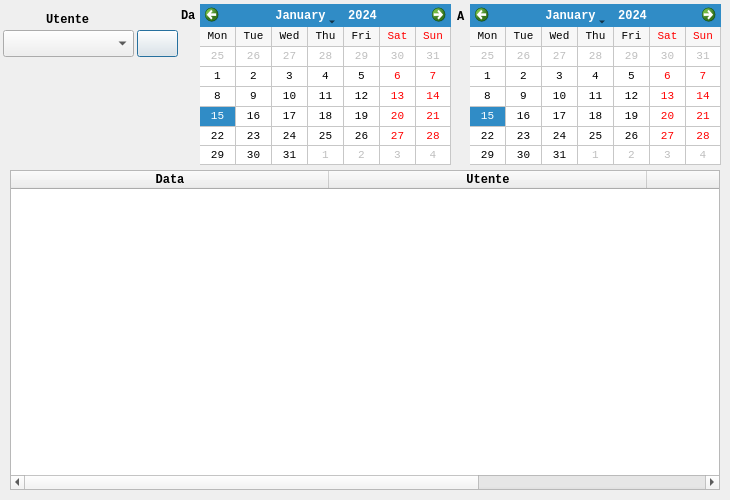
Qt form QtUI/dialogLogs.ui (emper0r/aron-conf) before a commit.
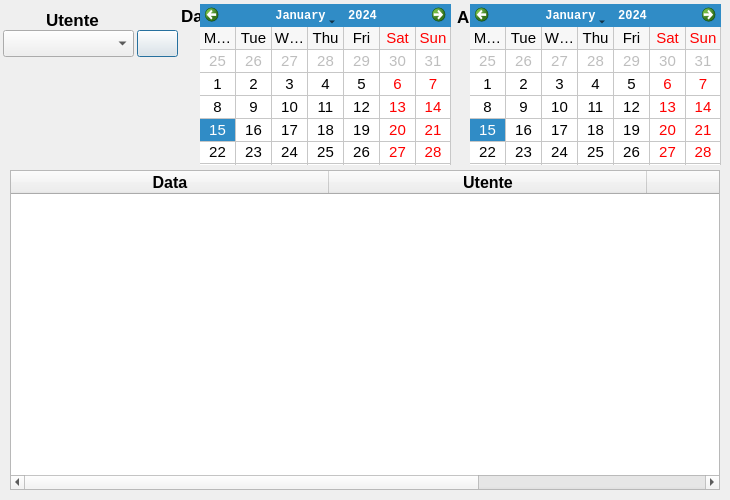
The same form after that commit.

Commit message:
* Change fonts at GUI
  + Change fonts to all window from monospace to helvetica, in this case can see better even on MacOSX
  + Delete/clean .idea files unnecessary for this project

Patch:
```diff
--- a/QtUI/dialogLogs.ui
+++ b/QtUI/dialogLogs.ui
@@ -85,6 +85,12 @@
      <height>420</height>
     </size>
    </property>
+   <property name="font">
+    <font>
+     <family>Helvetica</family>
+     <pointsize>13</pointsize>
+    </font>
+   </property>
    <property name="cursor" stdset="0">
     <cursorShape>PointingHandCursor</cursorShape>
    </property>
@@ -121,8 +127,8 @@
     </property>
     <property name="font">
      <font>
-      <family>Monospace</family>
-      <pointsize>9</pointsize>
+      <family>Helvetica</family>
+      <pointsize>12</pointsize>
       <weight>75</weight>
       <bold>true</bold>
      </font>
@@ -134,8 +140,8 @@
     </property>
     <property name="font">
      <font>
-      <family>Monospace</family>
-      <pointsize>9</pointsize>
+      <family>Helvetica</family>
+      <pointsize>12</pointsize>
       <weight>75</weight>
       <bold>true</bold>
      </font>
@@ -147,8 +153,8 @@
     </property>
     <property name="font">
      <font>
-      <family>Monospace</family>
-      <pointsize>9</pointsize>
+      <family>Helvetica</family>
+      <pointsize>12</pointsize>
       <weight>75</weight>
       <bold>true</bold>
      </font>
@@ -178,8 +184,8 @@
    </property>
    <property name="font">
     <font>
-     <family>Monospace</family>
-     <pointsize>9</pointsize>
+     <family>Helvetica</family>
+     <pointsize>13</pointsize>
      <weight>75</weight>
      <bold>true</bold>
     </font>
@@ -214,8 +220,8 @@
    </property>
    <property name="font">
     <font>
-     <family>Monospace</family>
-     <pointsize>9</pointsize>
+     <family>Helvetica</family>
+     <pointsize>13</pointsize>
      <weight>75</weight>
      <bold>true</bold>
     </font>
@@ -263,8 +269,8 @@
    </property>
    <property name="font">
     <font>
-     <family>Monospace</family>
-     <pointsize>9</pointsize>
+     <family>Helvetica</family>
+     <pointsize>13</pointsize>
      <weight>75</weight>
      <bold>true</bold>
     </font>
@@ -287,7 +293,8 @@
    </property>
    <property name="font">
     <font>
-     <pointsize>8</pointsize>
+     <family>Helvetica</family>
+     <pointsize>11</pointsize>
     </font>
    </property>
    <property name="cursor">
@@ -311,7 +318,8 @@
    </property>
    <property name="font">
     <font>
-     <pointsize>8</pointsize>
+     <family>Helvetica</family>
+     <pointsize>11</pointsize>
     </font>
    </property>
    <property name="cursor">
```
Left out of the diff: 12 changed lines with no effect on the pictures. The commit also changes 26 other files.
